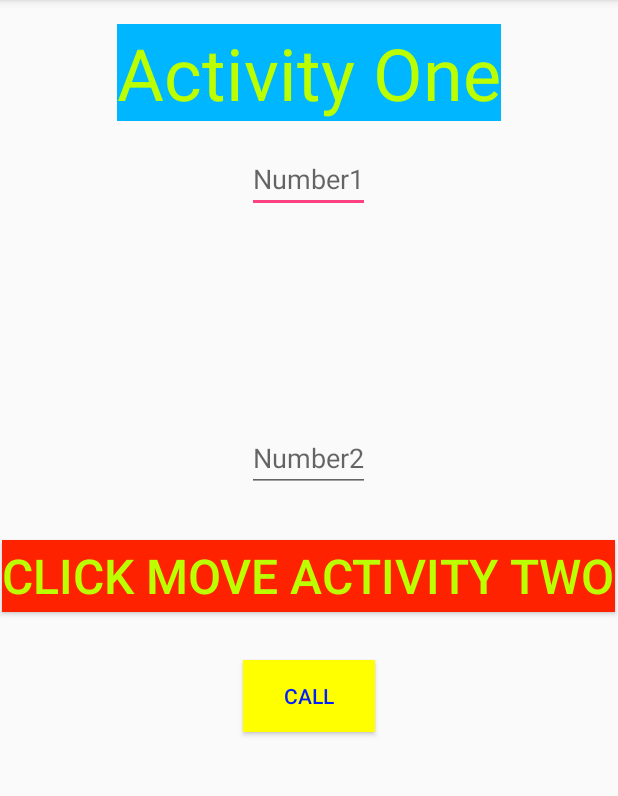
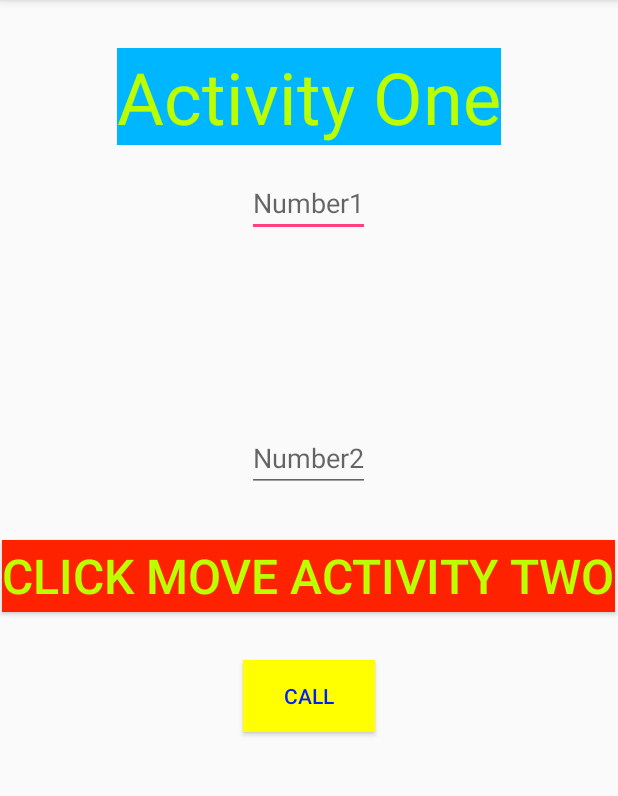
Before and after one commit to vuquoctrong/IntentAnroid08, an Android app: the screen it shows after launch (MainActivity), on a phone screen of 412 x 824 dp, the part 84-880 px from its top. Run offline under Robolectric (Android 15) with nearby library versions, the phone set to English and light mode, and no system bars.

Commit message:
Names new ConsTant

```diff
--- a/app/src/main/res/layout/activity_main.xml
+++ b/app/src/main/res/layout/activity_main.xml
@@ -9,15 +9,15 @@
         android:layout_width="wrap_content"
         android:layout_height="wrap_content"
         android:text="Activity One"
-        android:textSize="48sp"
-        android:layout_marginTop="16dp"
+        android:textSize="@dimen/MActivity_tvsize_one"
+        android:layout_marginTop="@dimen/MAcitvity_ettwo_layout_layout_marginBottom"
         android:layout_centerHorizontal="true"
         android:textColor="#bbff00"
         android:background="#00b7ff"/>
     <EditText
         android:id="@+id/et_number1"
         android:layout_below="@id/tv_activityone"
-        android:layout_marginTop="16dp"
+        android:layout_marginTop="@dimen/MAcitvity_etOne_layout_marginTop"
         android:hint="Number1"
         android:layout_centerInParent="true"
         android:layout_width="wrap_content"
@@ -25,7 +25,7 @@
     <EditText
         android:id="@+id/et_number2"
         android:layout_above="@id/btn_clickMovetwo"
-        android:layout_marginBottom="32dp"
+        android:layout_marginBottom="@dimen/MAcitvity_ettwo_layout_layout_marginBottom"
         android:hint="Number2"
         android:layout_centerInParent="true"
         android:layout_width="wrap_content"
@@ -36,7 +36,7 @@
         android:layout_height="wrap_content"
         android:layout_centerInParent="true"
         android:text="Click Move Activity two"
-        android:textSize="32sp"
+        android:textSize="@dimen/MActivity_btMove_textSize"
         android:textColor="#bbff00"
         android:background="#ff2200"/>
     <Button
--- a/app/src/main/res/values/dimens.xml
+++ b/app/src/main/res/values/dimens.xml
@@ -1,4 +1,7 @@
 <?xml version="1.0" encoding="utf-8"?>
 <resources>
-
+    <dimen name="MActivity_tvsize_one">48sp</dimen>
+    <dimen name="MAcitvity_etOne_layout_marginTop">16dp</dimen>
+    <dimen name="MAcitvity_ettwo_layout_layout_marginBottom">32dp</dimen>
+    <dimen name="MActivity_btMove_textSize">32sp</dimen>
 </resources>
```
